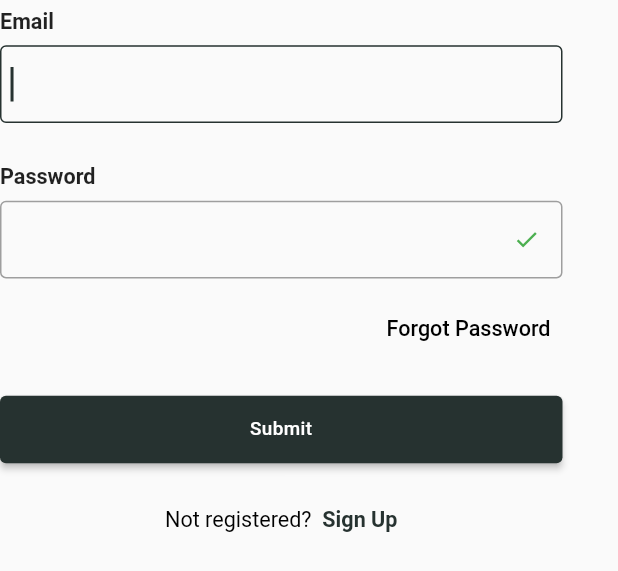
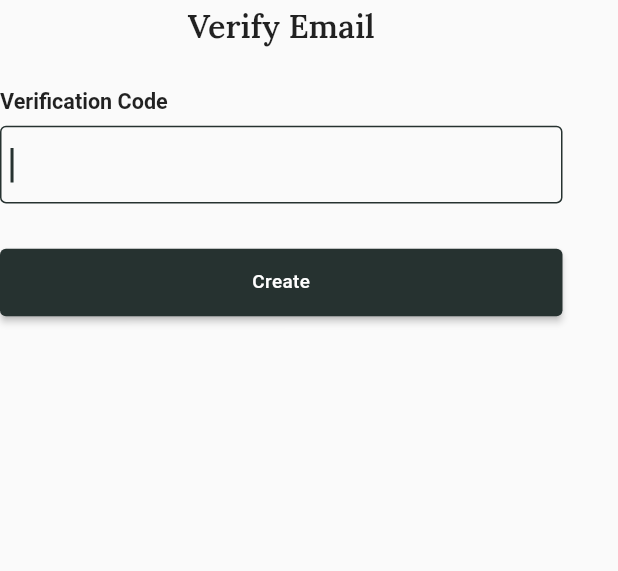
Before and after one commit to danielyoon/sangjishik, a Flutter app: the LoginForm widget shown alone on an empty page, opened directly, on a phone screen of 412 x 824 dp. Shown: the top 571 px of the screen. Run offline on Flutter 3.47's test engine with Material 2 defaults, Android fonts, the phone set to English and light mode, and no system bars; our stand-ins replace get_it, get_it_mixin, go_router, google_fonts, image_picker, shared_preferences and 1 more; accounts and stored records are empty.

Commit message:
Added form for verifying code

```diff
--- a/lib/user_interface/screens/home/login_popup.dart
+++ b/lib/user_interface/screens/home/login_popup.dart
@@ -6,11 +6,6 @@ import 'package:sangjishik/business_logic/utils/string_utils.dart';
 void showLoginDialog<T>(BuildContext context) async => showDialog(
       context: context,
       builder: (context) => AlertDialog(
-        title: Text(
-          'Login',
-          style: $styles.text.h3,
-          textAlign: TextAlign.center,
-        ),
         content: LoginForm(),
       ),
     );
@@ -24,6 +19,7 @@ class LoginForm extends StatefulWidget {
 
 enum FormMode { LOGIN, SIGNUP }
 
+//TODO: Add userService functions here
 class _LoginFormState extends State<LoginForm> with LoadingStateMixin {
   FormMode _formMode = FormMode.LOGIN;
 
@@ -35,6 +31,8 @@ class _LoginFormState extends State<LoginForm> with LoadingStateMixin {
 
   late TextEditingController _emailController;
   late TextEditingController _passwordController;
+
+  late TextEditingController _verificationController;
 
   String _errorText = '';
 
@@ -49,12 +47,14 @@ class _LoginFormState extends State<LoginForm> with LoadingStateMixin {
     super.initState();
     _emailController = TextEditingController(text: '');
     _passwordController = TextEditingController(text: '');
+    _verificationController = TextEditingController(text: '');
   }
 
   @override
   void dispose() {
     _emailController.dispose();
     _passwordController.dispose();
+    _verificationController.dispose();
     super.dispose();
   }
 
@@ -87,7 +87,46 @@ class _LoginFormState extends State<LoginForm> with LoadingStateMixin {
 
     return SizedBox(
       width: 375,
-      child: _buildLoginForm(mainBtn, bottomText, signUp),
+      child: SingleChildScrollView(
+        child: Column(
+          crossAxisAlignment: CrossAxisAlignment.start,
+          children: [
+            Center(
+              child: Text(
+                'Verify Email',
+                style: $styles.text.h3,
+                textAlign: TextAlign.center,
+              ),
+            ),
+            VSpace.med,
+            StyledTextField(
+              label: 'Verification Code',
+              style: $styles.text.body,
+              labelStyle: $styles.text.bodyBold,
+              onChanged: (_) => setState(() {}),
+              controller: _verificationController,
+              autoFocus: true,
+            ),
+            if (_errorText.isNotEmpty) ...[
+              VSpace.xs,
+              Text(
+                errorText,
+                style: $styles.text.bodySmallBold.copyWith(color: Colors.red),
+              ),
+              VSpace.xs,
+            ],
+            VSpace.xs,
+            VSpace.med,
+            isLoading
+                ? Center(
+                    child: CircularProgressIndicator(color: $styles.colors.primary),
+                  )
+                : StyledElevatedButton(text: 'Create', onPressed: () => print('LOGIN')),
+            VSpace.med,
+          ],
+        ),
+      ),
+      // _buildLoginForm(mainBtn, bottomText, signUp),
     );
   }
 
@@ -99,11 +138,20 @@ class _LoginFormState extends State<LoginForm> with LoadingStateMixin {
           child: Column(
             crossAxisAlignment: CrossAxisAlignment.start,
             children: [
+              Center(
+                child: Text(
+                  'Login',
+                  style: $styles.text.h3,
+                  textAlign: TextAlign.center,
+                ),
+              ),
+              VSpace.med,
               StyledTextField(
                 label: 'Email',
                 style: $styles.text.body,
                 labelStyle: $styles.text.bodyBold,
                 onChanged: (_) => setState(() {}),
+                autofillHints: const [AutofillHints.email],
                 controller: _emailController,
                 autoFocus: true,
               ),
@@ -113,13 +161,11 @@ class _LoginFormState extends State<LoginForm> with LoadingStateMixin {
                 style: $styles.text.body,
                 labelStyle: $styles.text.bodyBold,
                 onChanged: (_) => setState(() {}),
+                autofillHints: const [AutofillHints.password],
                 controller: _passwordController,
                 obscureText: obscurePassword,
                 onPressed: _obscurePassword,
               ),
-
-              //TODO: Add form for verifying email
-
               if (_errorText.isNotEmpty) ...[
                 VSpace.xs,
                 Text(
@@ -129,7 +175,6 @@ class _LoginFormState extends State<LoginForm> with LoadingStateMixin {
                 VSpace.xs,
               ],
               VSpace.xs,
-
               Row(
                 mainAxisAlignment: MainAxisAlignment.end,
                 children: [
@@ -137,7 +182,6 @@ class _LoginFormState extends State<LoginForm> with LoadingStateMixin {
                 ],
               ),
               VSpace.med,
-
               isLoading
                   ? Center(
                       child: CircularProgressIndicator(color: $styles.colors.primary),
```
